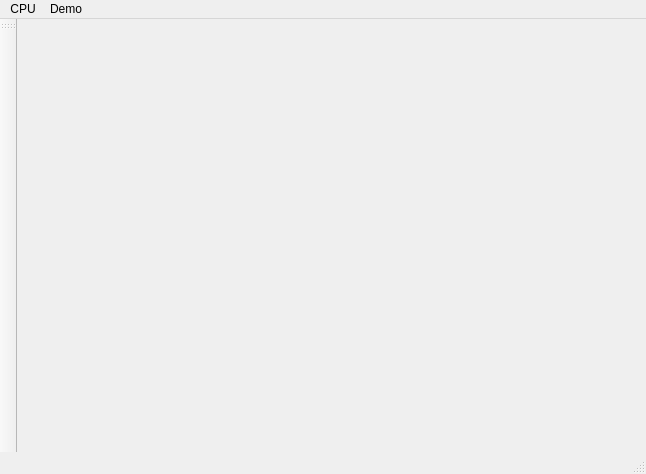
First picture: the form in mainwindow.ui, repository lisitsynSA/simulator, before the edit.
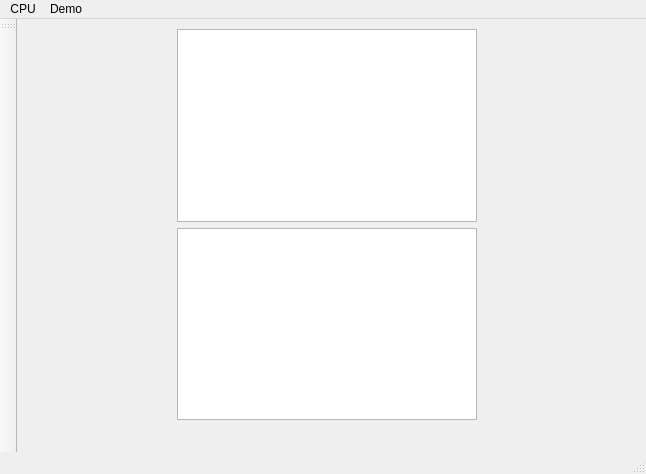
Second picture: the form after the edit.

Commit message: [CPU] Add code and hex textEdits

What changed in the file:
```diff
--- a/mainwindow.ui
+++ b/mainwindow.ui
@@ -23,7 +23,34 @@
       <height>391</height>
      </rect>
     </property>
-    <layout class="QGridLayout" name="gridLayout"/>
+    <layout class="QGridLayout" name="gridLayout">
+     <item row="0" column="1">
+      <widget class="QTextEdit" name="codeEdit">
+       <property name="maximumSize">
+        <size>
+         <width>300</width>
+         <height>16777215</height>
+        </size>
+       </property>
+      </widget>
+     </item>
+     <item row="1" column="1">
+      <widget class="QPlainTextEdit" name="hexEdit">
+       <property name="maximumSize">
+        <size>
+         <width>300</width>
+         <height>16777215</height>
+        </size>
+       </property>
+       <property name="readOnly">
+        <bool>true</bool>
+       </property>
+      </widget>
+     </item>
+     <item row="0" column="0" rowspan="2">
+      <layout class="QGridLayout" name="displayLayout"/>
+     </item>
+    </layout>
    </widget>
   </widget>
   <widget class="QMenuBar" name="menubar">
```
Left out of the diff: 12 changed lines with no effect on the pictures. The commit also changes 1 other file.
